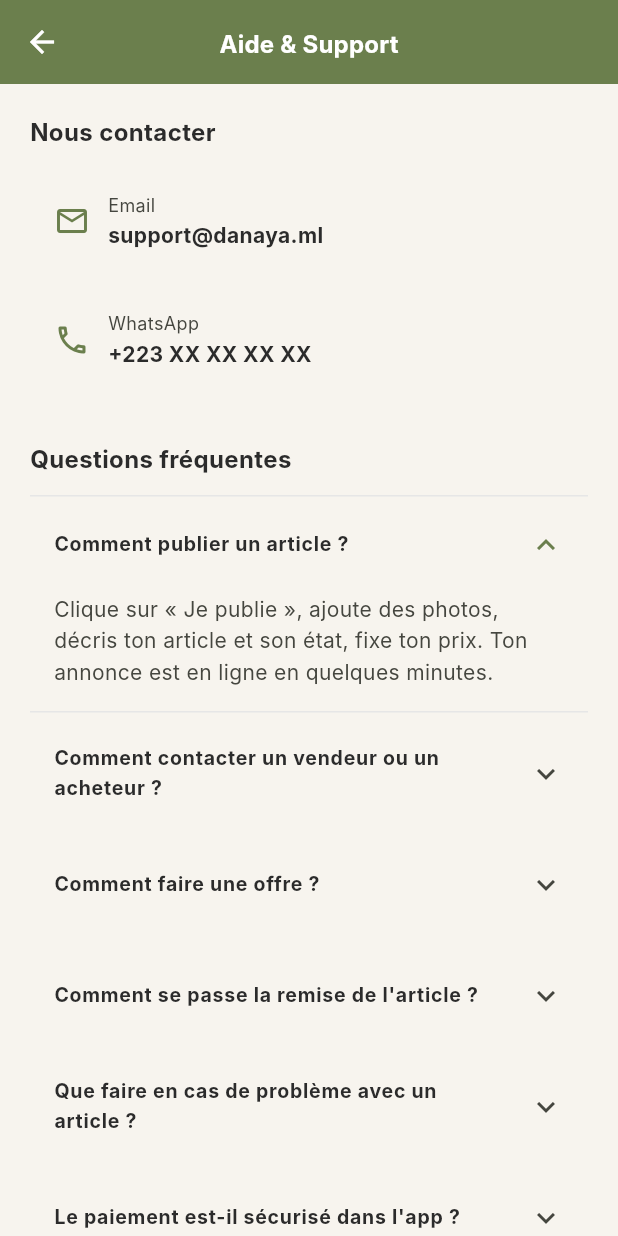
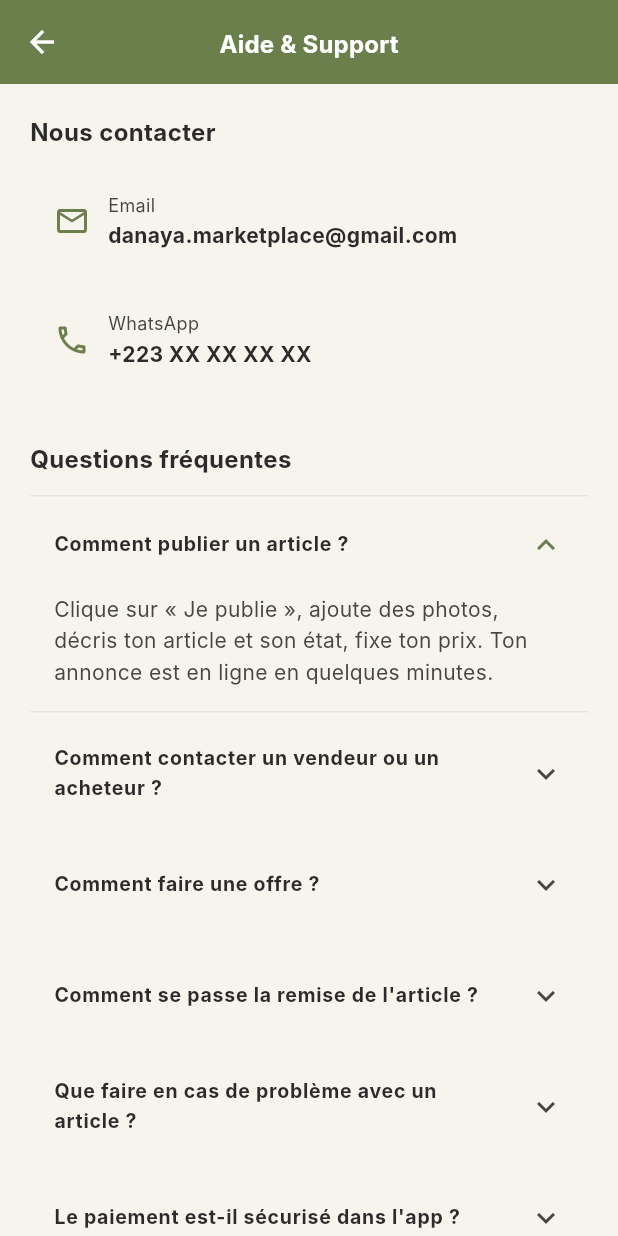
Before and after one commit to TeamCoderMali/projet_bamako_thrif, a Flutter app: the SupportPage screen opened by its route, after a tap on "Comment publier un article ?", on a phone screen of 412 x 824 dp. Run offline on Flutter 3.47's test engine with Material 3 defaults, Android fonts, the phone set to English and light mode, and no system bars; our stand-ins replace cached_network_image, cloud_firestore, connectivity_plus, dio, equatable, firebase_auth and 15 more; accounts and stored records are empty; Roboto replaces fonts that are missing (Inter).

Commit message:
chore: adresse support + verrou paiement pour la phase de test, version 1.0.0+19
Remplace support@danaya.ml par danaya.marketplace@gmail.com (support_page.dart,
about_page.dart). WhatsApp laisse en placeholder, numero pas encore disponible.

Ajoute un verrou de test (feature_flags.dart, paymentForceDisabledForTesting)
lu par PaymentConfigService.isPaymentEnabled() : garantit cote code qu'aucune
UI de paiement n'apparait pendant cette phase, sans dependre du document
config/payment (back-office) qu'on ne peut pas verifier depuis l'app. Ce
verrou cascade automatiquement sur tout ce qui lisait deja ce service
(Portefeuille/Paiements dans le profil, bouton "Je craque" de la fiche
article, textes intro/about/privacy, boutons Vendu/Annuler de Mes annonces).
Ajoute en plus le masquage de "Mes commandes" dans le profil (jusque-la
toujours visible par choix anterieur), sur demande explicite.

Co-Authored-By: Claude Sonnet 5 <noreply@anthropic.com>

```diff
--- a/lib/core/constants/feature_flags.dart
+++ b/lib/core/constants/feature_flags.dart
@@ -22,3 +22,15 @@ const bool pressingEnabled = false;
 /// true le 2026-10-18 sur demande d'Ali — remettre à false si besoin de le
 /// masquer à nouveau, sans rien supprimer.
 const bool facebookLoginEnabled = true;
+
+/// Verrou de test (demande d'Ali, 2026-10-31) : aucune UI de paiement ne
+/// doit être visible pendant cette phase de test, quel que soit l'état de
+/// config/payment dans Firestore (back-office) -- garantie au niveau code,
+/// pas dépendante d'un interrupteur distant qu'on ne peut pas vérifier
+/// depuis l'app. Lu par PaymentConfigService.isPaymentEnabled(), qui
+/// gouverne déjà Portefeuille/Paiements/Mes commandes (profile_page.dart),
+/// le bouton "Je craque" (product_detail_page.dart), les textes
+/// intro/about/privacy, et les boutons "Vendu"/"Annuler" de Mes annonces.
+/// Remettre à false pour redonner le contrôle au seul document
+/// config/payment quand un vrai paiement existera.
+const bool paymentForceDisabledForTesting = true;
--- a/lib/core/services/payment_config_service.dart
+++ b/lib/core/services/payment_config_service.dart
@@ -12,6 +12,7 @@
 // l'interrupteur (jamais par l'app mobile, qui ne fait que lire).
 // À REPASSER à activé par défaut quand un vrai paiement existera.
 import 'package:cloud_firestore/cloud_firestore.dart';
+import '../constants/feature_flags.dart';
 
 class PaymentConfigService {
   PaymentConfigService._();
@@ -20,6 +21,10 @@ class PaymentConfigService {
   static const bool fallbackEnabled = false;
 
   Future<bool> isPaymentEnabled() async {
+    // Verrou de test (feature_flags.dart) : ignore même le document
+    // config/payment pendant cette phase, pour ne jamais dépendre d'un
+    // interrupteur back-office qu'on ne peut pas vérifier depuis l'app.
+    if (paymentForceDisabledForTesting) return false;
     try {
       final snap = await FirebaseFirestore.instance
           .collection('config')
--- a/lib/features/profile/presentation/pages/profile_page.dart
+++ b/lib/features/profile/presentation/pages/profile_page.dart
@@ -347,12 +347,12 @@ class ProfilePage extends StatelessWidget {
                           ],
 
                           // ── Menu principal ────────────────────────────
-                          // "Paiements" masque tant que le paiement reste
-                          // desactive (meme reglage que ci-dessus) --
-                          // "Mes commandes" garde : la liste reste
-                          // consultable (commandes existantes) meme si
-                          // aucune nouvelle commande ne peut etre creee tant
-                          // que PaymentPage est elle-meme desactivee.
+                          // "Paiements" ET "Mes commandes" masques tant que
+                          // le paiement reste desactive (meme reglage que
+                          // ci-dessus) -- demande d'Ali du 2026-10-31 :
+                          // aucune UI de paiement/commande visible pendant
+                          // cette phase de test, meme la liste (vide tant
+                          // qu'aucune commande n'existe de toute facon).
                           FutureBuilder<bool>(
                             future:
                                 PaymentConfigService.instance.isPaymentEnabled(),
@@ -383,6 +383,7 @@ class ProfilePage extends StatelessWidget {
                               title: 'Mes favoris',
                               onTap: () => context.push(RouteNames.favorites),
                             ),
+                            if (paymentEnabled)
                             _buildMenuItem(
                               context,
                               icon: Icons.shopping_bag_outlined,
--- a/lib/features/profile/presentation/pages/support_page.dart
+++ b/lib/features/profile/presentation/pages/support_page.dart
@@ -154,7 +154,7 @@ class _SupportPageState extends State<SupportPage> {
               context,
               Icons.email_outlined,
               'Email',
-              'support@danaya.ml',
+              'danaya.marketplace@gmail.com',
             ),
             _buildContactItem(
               context,
--- a/lib/features/settings/presentation/pages/about_page.dart
+++ b/lib/features/settings/presentation/pages/about_page.dart
@@ -88,7 +88,7 @@ class _AboutPageState extends State<AboutPage> {
                   ? 'Orange Money & Moov Money'
                   : 'Directement entre acheteur et vendeur (phase test)',
             ),
-            _buildInfo(context, 'Support', 'support@danaya.ml'),
+            _buildInfo(context, 'Support', 'danaya.marketplace@gmail.com'),
 
             const SizedBox(height: 32),
 
--- a/pubspec.yaml
+++ b/pubspec.yaml
@@ -2,7 +2,7 @@ name: bamako_thrift
 description: "DANAYA – Seconde main, première confiance."
 publish_to: 'none'
 
-version: 1.0.0+18
+version: 1.0.0+19
 
 environment:
   sdk: ^3.6.2
```
